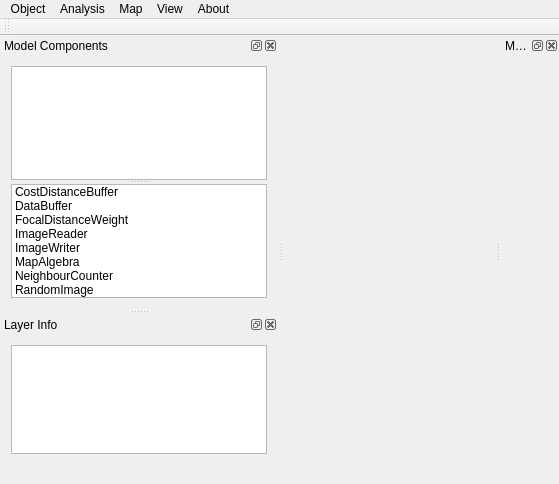
First picture: the form in gui/otbmodellerwin.ui, repository manaakiwhenua/LUMASS, before the edit.
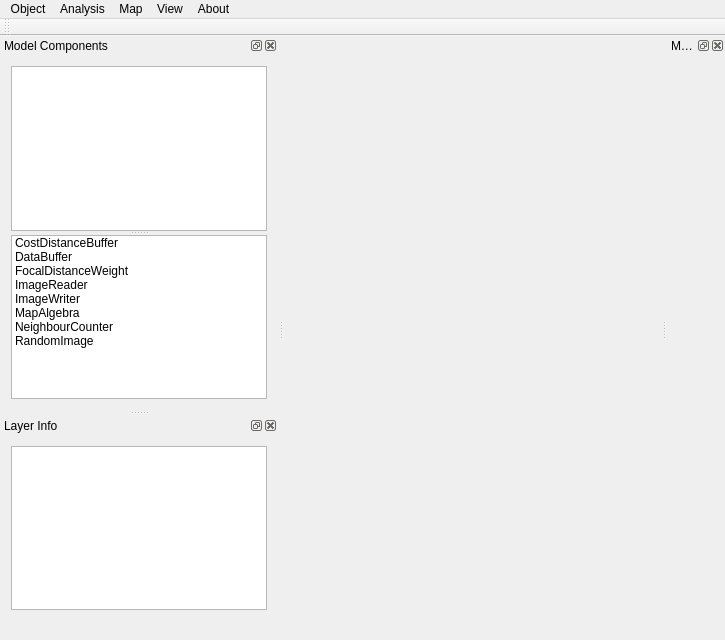
Second picture: the form after the edit. Icons and pictures are not drawn. Custom widgets are drawn as their Qt base class.

```diff
--- a/gui/otbmodellerwin.ui
+++ b/gui/otbmodellerwin.ui
@@ -6,8 +6,8 @@
    <rect>
     <x>0</x>
     <y>0</y>
-    <width>559</width>
-    <height>484</height>
+    <width>725</width>
+    <height>640</height>
    </rect>
   </property>
   <property name="windowTitle">
@@ -35,7 +35,7 @@
     <rect>
      <x>0</x>
      <y>0</y>
-     <width>559</width>
+     <width>725</width>
      <height>25</height>
     </rect>
    </property>
```
